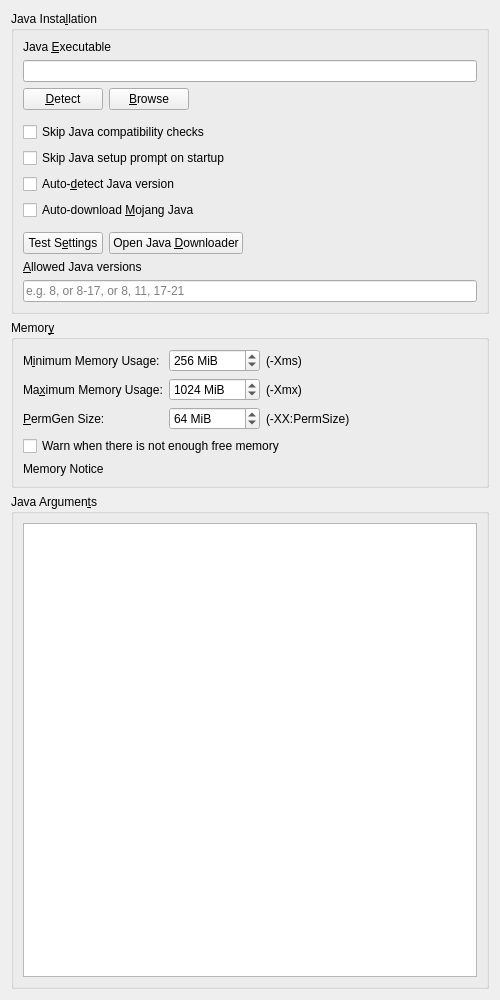
KomorebiLauncher/KomorebiLauncher, file launcher/ui/widgets/JavaSettingsWidget.ui: the form before one commit.
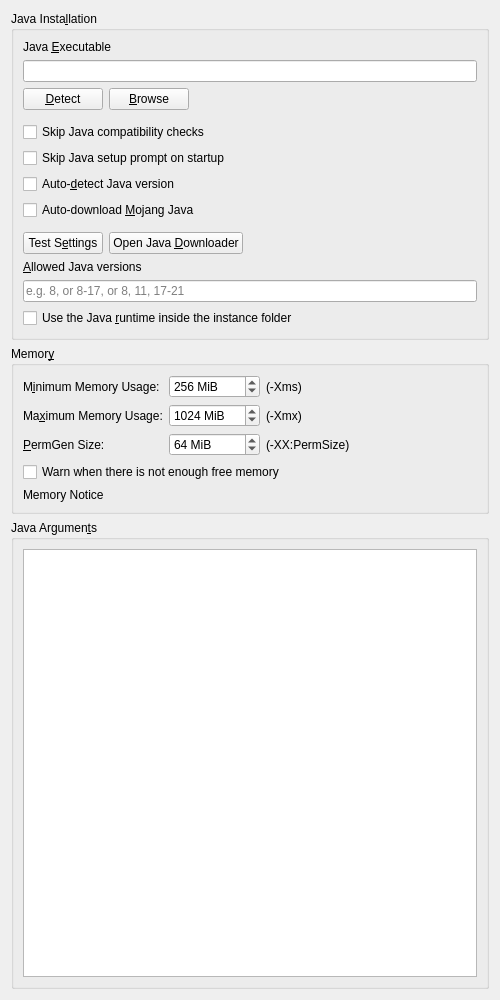
The form after the commit.

Commit message: Let an instance use the Java runtime inside its own folder

Patch:
```diff
--- a/launcher/ui/widgets/JavaSettingsWidget.ui
+++ b/launcher/ui/widgets/JavaSettingsWidget.ui
@@ -157,6 +157,16 @@
         </property>
        </widget>
       </item>
+      <item row="13" column="0">
+       <widget class="QCheckBox" name="useLocalJavaCheckBox">
+        <property name="toolTip">
+         <string>Look for a Java runtime inside this instance's runtime folder and prefer it. The version is verified by running the binary, not guessed from the folder name. A Java path set above takes precedence over this.</string>
+        </property>
+        <property name="text">
+         <string>Use the Java &amp;runtime inside the instance folder</string>
+        </property>
+       </widget>
+      </item>
       <item row="0" column="0">
        <widget class="QLabel" name="label_4">
         <property name="text">
```
The commit also changes 9 other files.
